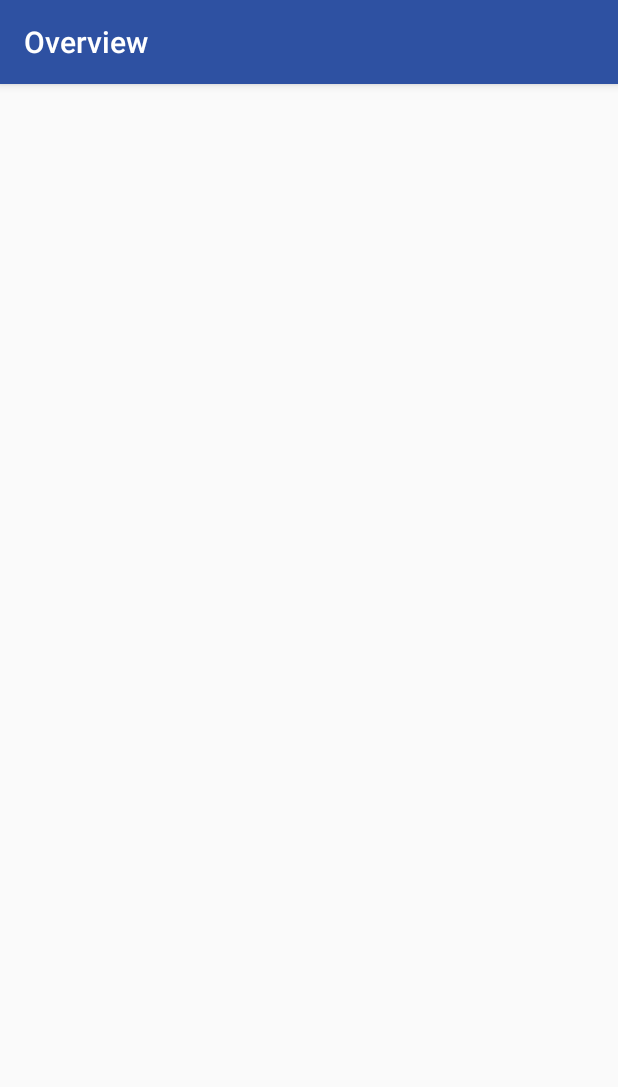
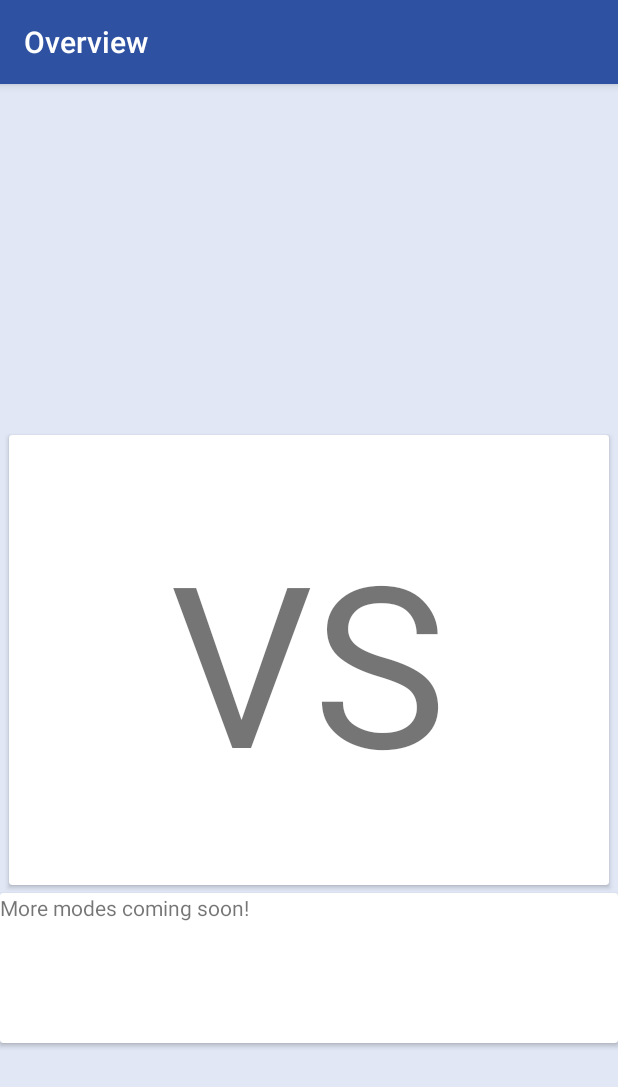
Before and after one commit to namboy94/anime-list-tournament, an Android app: the OverViewActivity screen opened directly, with no data from a screen before it, on a phone screen of 412 x 824 dp. Shown: the top 1087 px of the screen. Run offline under Robolectric (Android 15) with nearby library versions, the phone set to English and light mode, and no system bars; libraries missing offline, so code that uses them is left out: com.google.android.gms; 6 statements that could not run were skipped.

Commit message:
Implemented basic overview layout

```diff
--- a/mal-tournament-android/src/main/res/layout/activity_overview.xml
+++ b/mal-tournament-android/src/main/res/layout/activity_overview.xml
@@ -21,9 +21,38 @@ This file is part of mal-tournament.
     You should have received a copy of the GNU General Public License
     along with mal-tournament. If not, see <http://www.gnu.org/licenses/>.
 <-->
-<LinearLayout xmlns:android="http://schemas.android.com/apk/res/android"
-              android:orientation="vertical"
-              android:layout_width="match_parent"
-              android:layout_height="match_parent">
+<RelativeLayout xmlns:android="http://schemas.android.com/apk/res/android"
+                xmlns:tools="http://schemas.android.com/tools"
+                android:orientation="horizontal"
+                android:layout_width="match_parent"
+                android:layout_height="match_parent"
+                android:focusable="true"
+                android:focusableInTouchMode="true"
+                android:background="@color/colorLoginBG"
+                android:id="@+id/overViewLayout"
+                tools:context="net.namibsun.maltourn.android.activities.OverViewActivity">
+    <android.support.v7.widget.CardView android:layout_width="400dp"
+                                        android:layout_height="300dp"
+                                        android:id="@+id/overviewSelectionCard"
+                                        android:layout_centerInParent="true">
+        <TextView
+                android:layout_width="wrap_content"
+                android:layout_height="wrap_content"
+                android:textSize="150sp"
+                android:id="@+id/simpleVsSelection"
+                android:layout_gravity="center"
+                android:text="@string/selection_simplevsrater"/>
 
-</LinearLayout>
+    </android.support.v7.widget.CardView>
+    <android.support.v7.widget.CardView android:layout_width="match_parent"
+                                        android:layout_height="100dp"
+                                        android:layout_marginTop="5dp"
+                                        android:layout_below="@+id/overviewSelectionCard">
+
+        <TextView
+                android:layout_width="wrap_content"
+                android:layout_height="wrap_content"
+                android:text="@string/more_modes_soon"/>
+
+    </android.support.v7.widget.CardView>
+</RelativeLayout>
--- a/mal-tournament-android/src/main/res/values/strings.xml
+++ b/mal-tournament-android/src/main/res/values/strings.xml
@@ -27,4 +27,6 @@ This file is part of mal-tournament.
     <string name="login_username">Username</string>
     <string name="login_password">password</string>
     <string name="login_loginbutton">Log In</string>
+    <string name="selection_simplevsrater">VS</string>
+    <string name="more_modes_soon">More modes coming soon!</string>
 </resources>
```
